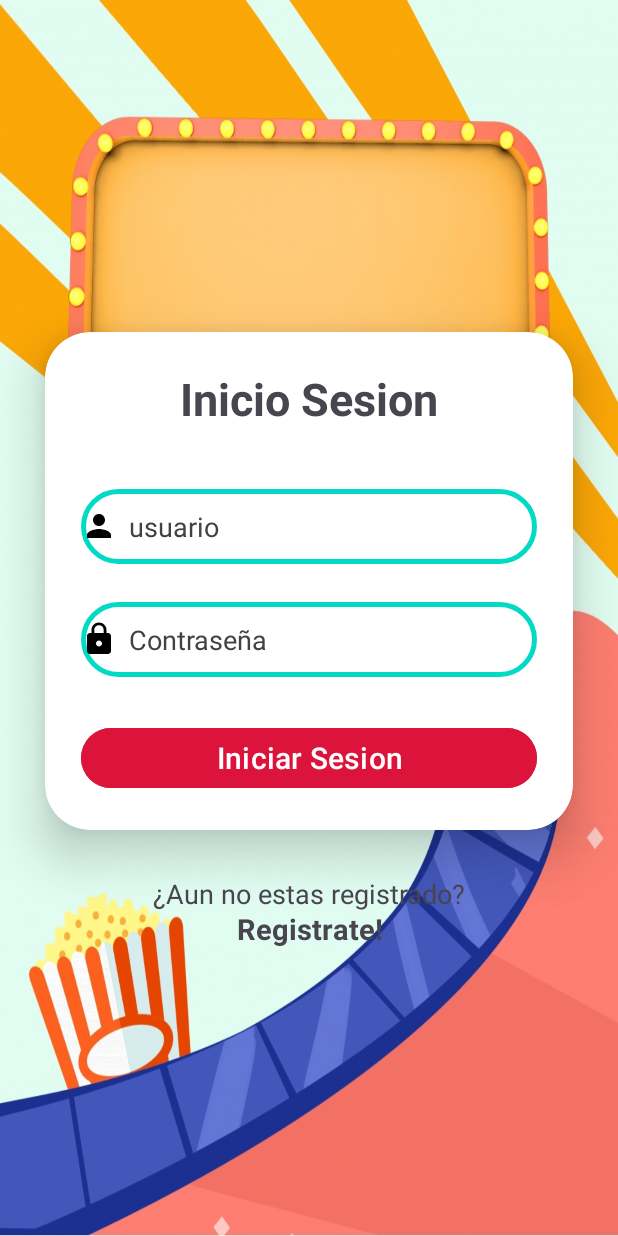
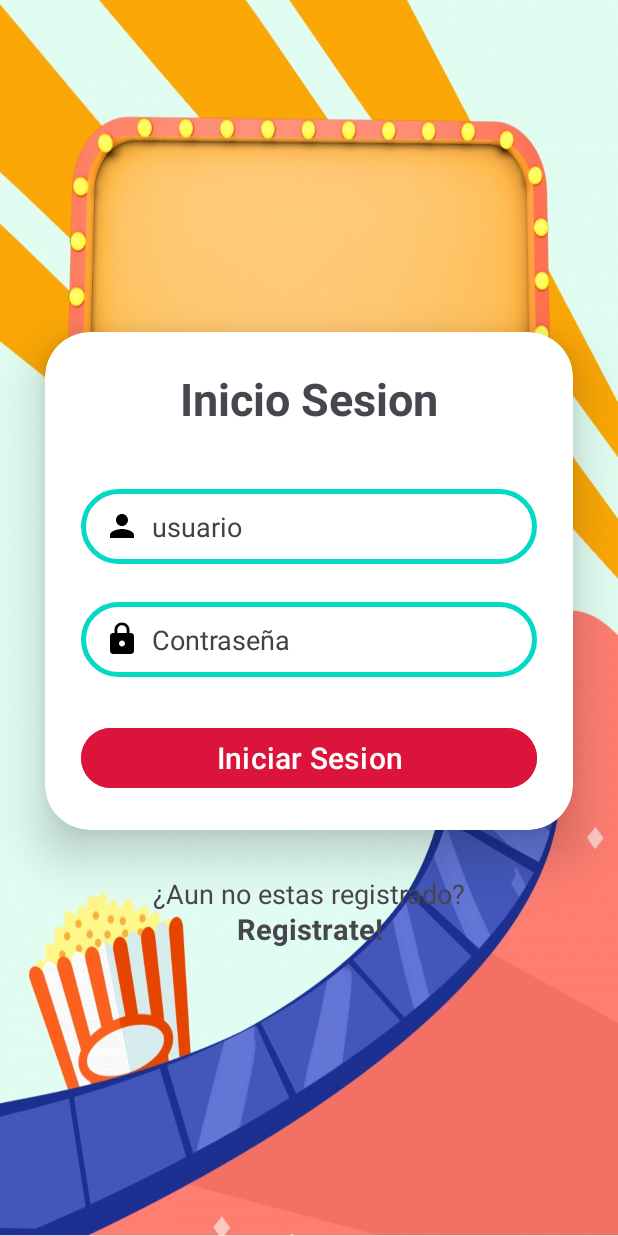
Before and after one commit to PauloRamos2255/ProyectoPeli2, an Android app: the screen it shows after launch (LoginActivity), on a phone screen of 412 x 824 dp. Run offline under Robolectric (Android 15) with nearby library versions, the phone set to English and light mode, and no system bars.

Commit message:
git add.

```diff
--- a/app/src/main/res/layout/login.xml
+++ b/app/src/main/res/layout/login.xml
@@ -43,6 +43,7 @@
                 android:drawableLeft="@drawable/baseline_person_24"
                 android:drawablePadding="8dp"
                 android:ems="10"
+                android:paddingLeft="15dp"
                 android:hint="usuario"
                 android:inputType="text"
                 android:textColor="@color/black"
@@ -57,6 +58,7 @@
                 android:drawableLeft="@drawable/baseline_lock_24"
                 android:drawablePadding="8dp"
                 android:ems="10"
+                android:paddingLeft="15dp"
                 android:hint="Contraseña"
                 android:inputType="textPassword"
                 android:textColor="@color/black"
```
